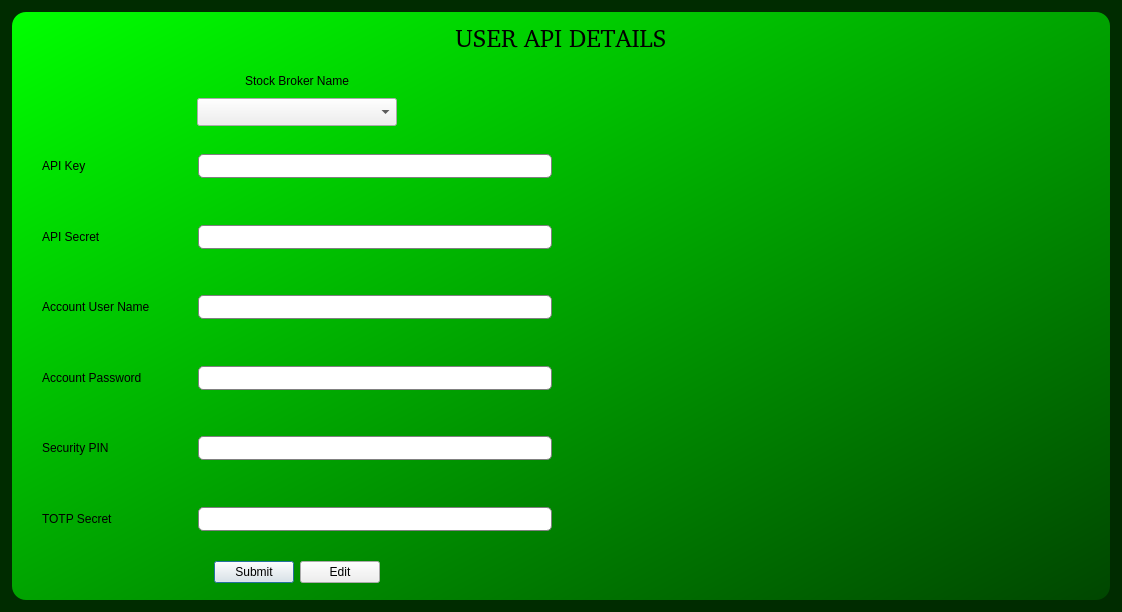
Old version of the form Libs/UI/Raw/api_inp_dialog.ui in the repository Tuhin-thinks/TradeXCB-OMS.
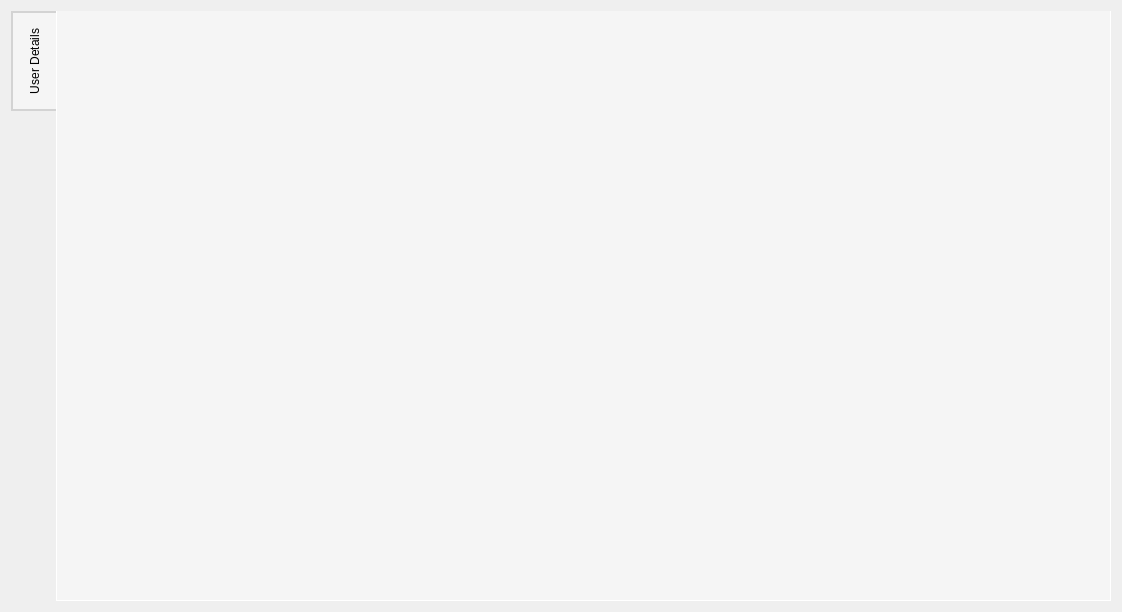
New version of the form. Icons and pictures are not drawn.

Commit message: - Added Positions grouping dialog - Added live OrderManagerTable.py - Cleared context menu event from oi data table - Added multi client tab - database code for handling multiclient api details - Added multi-process setup for tradexcb algo - Integrated positions file updating (mapped to correct path) - Added unchanged algo from CLI code

```diff
--- a/Libs/UI/Raw/api_inp_dialog.ui
+++ b/Libs/UI/Raw/api_inp_dialog.ui
@@ -16,1337 +16,44 @@
     <height>0</height>
    </size>
   </property>
-  <property name="palette">
-   <palette>
-    <active>
-     <colorrole role="WindowText">
-      <brush brushstyle="SolidPattern">
-       <color alpha="255">
-        <red>0</red>
-        <green>255</green>
-        <blue>0</blue>
-       </color>
-      </brush>
-     </colorrole>
-     <colorrole role="Button">
-      <brush brushstyle="SolidPattern">
-       <color alpha="255">
-        <red>83</red>
-        <green>83</green>
-        <blue>83</blue>
-       </color>
-      </brush>
-     </colorrole>
-     <colorrole role="Light">
-      <brush brushstyle="SolidPattern">
-       <color alpha="255">
-        <red>0</red>
-        <green>214</green>
-        <blue>0</blue>
-       </color>
-      </brush>
-     </colorrole>
-     <colorrole role="Midlight">
-      <brush brushstyle="SolidPattern">
-       <color alpha="255">
-        <red>0</red>
-        <green>70</green>
-        <blue>0</blue>
-       </color>
-      </brush>
-     </colorrole>
-     <colorrole role="Dark">
-      <brush brushstyle="SolidPattern">
-       <color alpha="255">
-        <red>0</red>
-        <green>0</green>
-        <blue>0</blue>
-       </color>
-      </brush>
-     </colorrole>
-     <colorrole role="Mid">
-      <brush brushstyle="SolidPattern">
-       <color alpha="255">
-        <red>77</red>
-        <green>77</green>
-        <blue>77</blue>
-       </color>
-      </brush>
-     </colorrole>
-     <colorrole role="Text">
-      <brush brushstyle="SolidPattern">
-       <color alpha="255">
-        <red>0</red>
-        <green>255</green>
-        <blue>0</blue>
-       </color>
-      </brush>
-     </colorrole>
-     <colorrole role="BrightText">
-      <brush brushstyle="SolidPattern">
-       <color alpha="255">
-        <red>85</red>
-        <green>170</green>
-        <blue>255</blue>
-       </color>
-      </brush>
-     </colorrole>
-     <colorrole role="ButtonText">
-      <brush brushstyle="SolidPattern">
-       <color alpha="255">
-        <red>85</red>
-        <green>255</green>
-        <blue>0</blue>
-       </color>
-      </brush>
-     </colorrole>
-     <colorrole role="Base">
-      <brush brushstyle="SolidPattern">
-       <color alpha="255">
-        <red>68</red>
-        <green>68</green>
-        <blue>68</blue>
-       </color>
-      </brush>
-     </colorrole>
-     <colorrole role="Window">
-      <brush brushstyle="SolidPattern">
-       <color alpha="255">
-        <red>0</red>
-        <green>0</green>
-        <blue>0</blue>
-       </color>
-      </brush>
-     </colorrole>
-     <colorrole role="Shadow">
-      <brush brushstyle="SolidPattern">
-       <color alpha="255">
-        <red>0</red>
-        <green>0</green>
-        <blue>0</blue>
-       </color>
-      </brush>
-     </colorrole>
-     <colorrole role="Highlight">
-      <brush brushstyle="SolidPattern">
-       <color alpha="255">
-        <red>0</red>
-        <green>255</green>
-        <blue>127</blue>
-       </color>
-      </brush>
-     </colorrole>
-     <colorrole role="HighlightedText">
-      <brush brushstyle="SolidPattern">
-       <color alpha="255">
-        <red>0</red>
-        <green>0</green>
-        <blue>0</blue>
-       </color>
-      </brush>
-     </colorrole>
-     <colorrole role="AlternateBase">
-      <brush brushstyle="SolidPattern">
-       <color alpha="255">
-        <red>0</red>
-        <green>0</green>
-        <blue>0</blue>
-       </color>
-      </brush>
-     </colorrole>
-     <colorrole role="ToolTipBase">
-      <brush brushstyle="SolidPattern">
-       <color alpha="255">
-        <red>255</red>
-        <green>255</green>
-        <blue>220</blue>
-       </color>
-      </brush>
-     </colorrole>
-     <colorrole role="ToolTipText">
-      <brush brushstyle="SolidPattern">
-       <color alpha="255">
-        <red>0</red>
-        <green>0</green>
-        <blue>0</blue>
-       </color>
-      </brush>
-     </colorrole>
-     <colorrole role="PlaceholderText">
-      <brush brushstyle="SolidPattern">
-       <color alpha="128">
-        <red>85</red>
-        <green>255</green>
-        <blue>0</blue>
-       </color>
-      </brush>
-     </colorrole>
-    </active>
-    <inactive>
-     <colorrole role="WindowText">
-      <brush brushstyle="SolidPattern">
-       <color alpha="255">
-        <red>212</red>
-        <green>212</green>
-        <blue>212</blue>
-       </color>
-      </brush>
-     </colorrole>
-     <colorrole role="Button">
-      <brush brushstyle="SolidPattern">
-       <color alpha="255">
-        <red>64</red>
-        <green>64</green>
-        <blue>64</blue>
-       </color>
-      </brush>
-     </colorrole>
-     <colorrole role="Light">
-      <brush brushstyle="SolidPattern">
-       <color alpha="255">
-        <red>0</red>
-        <green>214</green>
-        <blue>0</blue>
-       </color>
-      </brush>
-     </colorrole>
-     <colorrole role="Midlight">
-      <brush brushstyle="SolidPattern">
-       <color alpha="255">
-        <red>64</red>
-        <green>64</green>
-        <blue>64</blue>
-       </color>
-      </brush>
-     </colorrole>
-     <colorrole role="Dark">
-      <brush brushstyle="SolidPattern">
-       <color alpha="255">
-        <red>0</red>
-        <green>0</green>
-        <blue>0</blue>
-       </color>
-      </brush>
-     </colorrole>
-     <colorrole role="Mid">
-      <brush brushstyle="SolidPattern">
-       <color alpha="255">
-        <red>77</red>
-        <green>77</green>
-        <blue>77</blue>
-       </color>
-      </brush>
-     </colorrole>
-     <colorrole role="Text">
-      <brush brushstyle="SolidPattern">
-       <color alpha="255">
-        <red>255</red>
-        <green>255</green>
-        <blue>255</blue>
-       </color>
-      </brush>
-     </colorrole>
-     <colorrole role="BrightText">
-      <brush brushstyle="SolidPattern">
-       <color alpha="255">
-        <red>85</red>
-        <green>170</green>
-        <blue>255</blue>
-       </color>
-      </brush>
-     </colorrole>
-     <colorrole role="ButtonText">
-      <brush brushstyle="SolidPattern">
-       <color alpha="255">
-        <red>85</red>
-        <green>255</green>
-        <blue>0</blue>
-       </color>
-      </brush>
-     </colorrole>
-     <colorrole role="Base">
-      <brush brushstyle="SolidPattern">
-       <color alpha="255">
-        <red>64</red>
-        <green>64</green>
-        <blue>64</blue>
-       </color>
-      </brush>
-     </colorrole>
-     <colorrole role="Window">
-      <brush brushstyle="SolidPattern">
-       <color alpha="255">
-        <red>0</red>
-        <green>44</green>
-        <blue>0</blue>
-       </color>
-      </brush>
-     </colorrole>
-     <colorrole role="Shadow">
-      <brush brushstyle="SolidPattern">
-       <color alpha="255">
-        <red>0</red>
-        <green>0</green>
-        <blue>0</blue>
-       </color>
-      </brush>
-     </colorrole>
-     <colorrole role="Highlight">
-      <brush brushstyle="SolidPattern">
-       <color alpha="255">
-        <red>43</red>
-        <green>43</green>
-        <blue>43</blue>
-       </color>
-      </brush>
-     </colorrole>
-     <colorrole role="HighlightedText">
-      <brush brushstyle="SolidPattern">
-       <color alpha="255">
-        <red>255</red>
-        <green>255</green>
-        <blue>255</blue>
-       </color>
-      </brush>
-     </colorrole>
-     <colorrole role="AlternateBase">
-      <brush brushstyle="SolidPattern">
-       <color alpha="255">
-        <red>0</red>
-        <green>0</green>
-        <blue>0</blue>
-       </color>
-      </brush>
-     </colorrole>
-     <colorrole role="ToolTipBase">
-      <brush brushstyle="SolidPattern">
-       <color alpha="255">
-        <red>255</red>
-        <green>255</green>
-        <blue>220</blue>
-       </color>
-      </brush>
-     </colorrole>
-     <colorrole role="ToolTipText">
-      <brush brushstyle="SolidPattern">
-       <color alpha="255">
-        <red>0</red>
-        <green>0</green>
-        <blue>0</blue>
-       </color>
-      </brush>
-     </colorrole>
-     <colorrole role="PlaceholderText">
-      <brush brushstyle="SolidPattern">
-       <color alpha="128">
-        <red>255</red>
-        <green>255</green>
-        <blue>255</blue>
-       </color>
-      </brush>
-     </colorrole>
-    </inactive>
-    <disabled>
-     <colorrole role="WindowText">
-      <brush brushstyle="SolidPattern">
-       <color alpha="255">
-        <red>217</red>
-        <green>217</green>
-        <blue>217</blue>
-       </color>
-      </brush>
-     </colorrole>
-     <colorrole role="Button">
-      <brush brushstyle="SolidPattern">
-       <color alpha="255">
-        <red>81</red>
-        <green>81</green>
-        <blue>81</blue>
-       </color>
-      </brush>
-     </colorrole>
-     <colorrole role="Light">
-      <brush brushstyle="SolidPattern">
-       <color alpha="255">
-        <red>0</red>
-        <green>214</green>
-        <blue>0</blue>
-       </color>
-      </brush>
-     </colorrole>
-     <colorrole role="Midlight">
-      <brush brushstyle="SolidPattern">
-       <color alpha="255">
-        <red>0</red>
-        <green>0</green>
-        <blue>0</blue>
-       </color>
-      </brush>
-     </colorrole>
-     <colorrole role="Dark">
-      <brush brushstyle="SolidPattern">
-       <color alpha="255">
-        <red>0</red>
-        <green>0</green>
-        <blue>0</blue>
-       </color>
-      </brush>
-     </colorrole>
-     <colorrole role="Mid">
-      <brush brushstyle="SolidPattern">
-       <color alpha="255">
-        <red>77</red>
-        <green>77</green>
-        <blue>77</blue>
-       </color>
-      </brush>
-     </colorrole>
-     <colorrole role="Text">
-      <brush brushstyle="SolidPattern">
-       <color alpha="255">
-        <red>0</red>
-        <green>0</green>
-        <blue>0</blue>
-       </color>
-      </brush>
-     </colorrole>
-     <colorrole role="BrightText">
-      <brush brushstyle="SolidPattern">
-       <color alpha="255">
-        <red>85</red>
-        <green>170</green>
-        <blue>255</blue>
-       </color>
-      </brush>
-     </colorrole>
-     <colorrole role="ButtonText">
-      <brush brushstyle="SolidPattern">
-       <color alpha="255">
-        <red>217</red>
-        <green>217</green>
-        <blue>217</blue>
-       </color>
-      </brush>
-     </colorrole>
-     <colorrole role="Base">
-      <brush brushstyle="SolidPattern">
-       <color alpha="255">
-        <red>109</red>
-        <green>109</green>
-        <blue>109</blue>
-       </color>
-      </brush>
-     </colorrole>
-     <colorrole role="Window">
-      <brush brushstyle="SolidPattern">
-       <color alpha="255">
-        <red>0</red>
-        <green>57</green>
-        <blue>0</blue>
-       </color>
-      </brush>
-     </colorrole>
-     <colorrole role="Shadow">
-      <brush brushstyle="SolidPattern">
-       <color alpha="255">
-        <red>0</red>
-        <green>0</green>
-        <blue>0</blue>
-       </color>
-      </brush>
-     </colorrole>
-     <colorrole role="Highlight">
-      <brush brushstyle="SolidPattern">
-       <color alpha="255">
-        <red>145</red>
-        <green>145</green>
-        <blue>145</blue>
-       </color>
-      </brush>
-     </colorrole>
-     <colorrole role="HighlightedText">
-      <brush brushstyle="SolidPattern">
-       <color alpha="255">
-        <red>255</red>
-        <green>255</green>
-        <blue>255</blue>
-       </color>
-      </brush>
-     </colorrole>
-     <colorrole role="AlternateBase">
-      <brush brushstyle="SolidPattern">
-       <color alpha="255">
-        <red>0</red>
-        <green>0</green>
-        <blue>0</blue>
-       </color>
-      </brush>
-     </colorrole>
-     <colorrole role="ToolTipBase">
-      <brush brushstyle="SolidPattern">
-       <color alpha="255">
-        <red>255</red>
-        <green>255</green>
-        <blue>220</blue>
-       </color>
-      </brush>
-     </colorrole>
-     <colorrole role="ToolTipText">
-      <brush brushstyle="SolidPattern">
-       <color alpha="255">
-        <red>0</red>
-        <green>0</green>
-        <blue>0</blue>
-       </color>
-      </brush>
-     </colorrole>
-     <colorrole role="PlaceholderText">
-      <brush brushstyle="SolidPattern">
-       <color alpha="128">
-        <red>255</red>
-        <green>255</green>
-        <blue>255</blue>
-       </color>
-      </brush>
-     </colorrole>
-    </disabled>
-   </palette>
-  </property>
   <property name="windowTitle">
    <string>TrendMyFriend - API Details Window</string>
   </property>
+  <property name="styleSheet">
+   <string notr="true">QTabWidget::pane {
+	border: 1px solid white;
+	top:-1px;
+	background: rgb(245, 245, 245);
+}
+QTabBar::tab {
+	background: rgb(230, 230, 230);
+	padding: 15px;
+} 
+QTabBar::tab:selected {
+	background: rgb(245, 245, 245);
+	border: 2px solid lightgrey;
+	border-right: none;
+	margin-right: -1px;
+}
+QTabBar::tab:!selected{
+	margin-left: 5px;
+	border-right: 2px solid lightgrey;
+}</string>
+  </property>
   <layout class="QGridLayout" name="gridLayout">
    <item row="0" column="0">
-    <widget class="QFrame" name="frame_bg_gradient_frame">
-     <property name="palette">
-      <palette>
-       <active>
-        <colorrole role="Button">
-         <brush brushstyle="LinearGradientPattern">
-          <gradient startx="0.000000000000000" starty="0.000000000000000" endx="1.000000000000000" endy="1.000000000000000" type="LinearGradient" spread="ReflectSpread" coordinatemode="ObjectBoundingMode">
-           <gradientstop position="0.000000000000000">
-            <color alpha="255">
-             <red>0</red>
-             <green>255</green>
-             <blue>0</blue>
-            </color>
-           </gradientstop>
-           <gradientstop position="1.000000000000000">
-            <color alpha="255">
-             <red>0</red>
-             <green>70</green>
-             <blue>0</blue>
-            </color>
-           </gradientstop>
-          </gradient>
-         </brush>
-        </colorrole>
-        <colorrole role="Base">
-         <brush brushstyle="LinearGradientPattern">
-          <gradient startx="0.000000000000000" starty="0.000000000000000" endx="1.000000000000000" endy="1.000000000000000" type="LinearGradient" spread="ReflectSpread" coordinatemode="ObjectBoundingMode">
-           <gradientstop position="0.000000000000000">
-            <color alpha="255">
-             <red>0</red>
-             <green>255</green>
-             <blue>0</blue>
-            </color>
-           </gradientstop>
-           <gradientstop position="1.000000000000000">
-            <color alpha="255">
-             <red>0</red>
-             <green>70</green>
-             <blue>0</blue>
-            </color>
-           </gradientstop>
-          </gradient>
-         </brush>
-        </colorrole>
-        <colorrole role="Window">
-         <brush brushstyle="LinearGradientPattern">
-          <gradient startx="0.000000000000000" starty="0.000000000000000" endx="1.000000000000000" endy="1.000000000000000" type="LinearGradient" spread="ReflectSpread" coordinatemode="ObjectBoundingMode">
-           <gradientstop position="0.000000000000000">
-            <color alpha="255">
-             <red>0</red>
-             <green>255</green>
-             <blue>0</blue>
-            </color>
-           </gradientstop>
-           <gradientstop position="1.000000000000000">
-            <color alpha="255">
-             <red>0</red>
-             <green>70</green>
-             <blue>0</blue>
-            </color>
-           </gradientstop>
-          </gradient>
-         </brush>
-        </colorrole>
-       </active>
-       <inactive>
-        <colorrole role="Button">
-         <brush brushstyle="LinearGradientPattern">
-          <gradient startx="0.000000000000000" starty="0.000000000000000" endx="1.000000000000000" endy="1.000000000000000" type="LinearGradient" spread="ReflectSpread" coordinatemode="ObjectBoundingMode">
-           <gradientstop position="0.000000000000000">
-            <color alpha="255">
-             <red>0</red>
-             <green>255</green>
-             <blue>0</blue>
-            </color>
-           </gradientstop>
-           <gradientstop position="1.000000000000000">
-            <color alpha="255">
-             <red>0</red>
-             <green>70</green>
-             <blue>0</blue>
-            </color>
-           </gradientstop>
-          </gradient>
-         </brush>
-        </colorrole>
-        <colorrole role="Base">
-         <brush brushstyle="LinearGradientPattern">
-          <gradient startx="0.000000000000000" starty="0.000000000000000" endx="1.000000000000000" endy="1.000000000000000" type="LinearGradient" spread="ReflectSpread" coordinatemode="ObjectBoundingMode">
-           <gradientstop position="0.000000000000000">
-            <color alpha="255">
-             <red>0</red>
-             <green>255</green>
-             <blue>0</blue>
-            </color>
-           </gradientstop>
-           <gradientstop position="1.000000000000000">
-            <color alpha="255">
-             <red>0</red>
-             <green>70</green>
-             <blue>0</blue>
-            </color>
-           </gradientstop>
-          </gradient>
-         </brush>
-        </colorrole>
-        <colorrole role="Window">
-         <brush brushstyle="LinearGradientPattern">
-          <gradient startx="0.000000000000000" starty="0.000000000000000" endx="1.000000000000000" endy="1.000000000000000" type="LinearGradient" spread="ReflectSpread" coordinatemode="ObjectBoundingMode">
-           <gradientstop position="0.000000000000000">
-            <color alpha="255">
-             <red>0</red>
-             <green>255</green>
-             <blue>0</blue>
-            </color>
-           </gradientstop>
-           <gradientstop position="1.000000000000000">
-            <color alpha="255">
-             <red>0</red>
-             <green>70</green>
-             <blue>0</blue>
-            </color>
-           </gradientstop>
-          </gradient>
-         </brush>
-        </colorrole>
-       </inactive>
-       <disabled>
-        <colorrole role="Button">
-         <brush brushstyle="LinearGradientPattern">
-          <gradient startx="0.000000000000000" starty="0.000000000000000" endx="1.000000000000000" endy="1.000000000000000" type="LinearGradient" spread="ReflectSpread" coordinatemode="ObjectBoundingMode">
-           <gradientstop position="0.000000000000000">
-            <color alpha="255">
-             <red>0</red>
-             <green>255</green>
-             <blue>0</blue>
-            </color>
-           </gradientstop>
-           <gradientstop position="1.000000000000000">
-            <color alpha="255">
-             <red>0</red>
-             <green>70</green>
-             <blue>0</blue>
-            </color>
-           </gradientstop>
-          </gradient>
-         </brush>
-        </colorrole>
-        <colorrole role="Base">
-         <brush brushstyle="LinearGradientPattern">
-          <gradient startx="0.000000000000000" starty="0.000000000000000" endx="1.000000000000000" endy="1.000000000000000" type="LinearGradient" spread="ReflectSpread" coordinatemode="ObjectBoundingMode">
-           <gradientstop position="0.000000000000000">
-            <color alpha="255">
-             <red>0</red>
-             <green>255</green>
-             <blue>0</blue>
-            </color>
-           </gradientstop>
-           <gradientstop position="1.000000000000000">
-            <color alpha="255">
-             <red>0</red>
-             <green>70</green>
-             <blue>0</blue>
-            </color>
-           </gradientstop>
-          </gradient>
-         </brush>
-        </colorrole>
-        <colorrole role="Window">
-         <brush brushstyle="LinearGradientPattern">
-          <gradient startx="0.000000000000000" starty="0.000000000000000" endx="1.000000000000000" endy="1.000000000000000" type="LinearGradient" spread="ReflectSpread" coordinatemode="ObjectBoundingMode">
-           <gradientstop position="0.000000000000000">
-            <color alpha="255">
-             <red>0</red>
-             <green>255</green>
-             <blue>0</blue>
-            </color>
-           </gradientstop>
-           <gradientstop position="1.000000000000000">
-            <color alpha="255">
-             <red>0</red>
-             <green>70</green>
-             <blue>0</blue>
-            </color>
-           </gradientstop>
-          </gradient>
-         </brush>
-        </colorrole>
-       </disabled>
-      </palette>
+    <widget class="QTabWidget" name="tabWidget">
+     <property name="tabPosition">
+      <enum>QTabWidget::West</enum>
      </property>
-     <property name="styleSheet">
-      <string notr="true">#frame_bg_gradient_frame{
-	background-color:qlineargradient(spread:reflect, x1:0, y1:0, x2:1, y2:1, stop:0 #00ff00, stop:1 #004600); 
-	border:2px outset transparent;
-	border-radius: 15px 15px 15px 5px;
-	background-repeat: 0;
-	background-position: center;
-}</string>
+     <property name="currentIndex">
+      <number>0</number>
      </property>
-     <property name="frameShape">
-      <enum>QFrame::NoFrame</enum>
-     </property>
-     <property name="frameShadow">
-      <enum>QFrame::Raised</enum>
-     </property>
-     <layout class="QGridLayout" name="gridLayout_5">
-      <item row="1" column="0">
-       <widget class="QFrame" name="frame_api_details_inp">
-        <property name="maximumSize">
-         <size>
-          <width>550</width>
-          <height>16777215</height>
-         </size>
-        </property>
-        <property name="styleSheet">
-         <string notr="true">#frame_api_details_inp{
-border:2px outset transparent;
-	border-radius: 15px 15px 15px 5px;
-}
-#frame_api_details_inp QLabel{
-	color: black;
-	
-	font: 10pt &quot;Serif&quot;;
-}
-#frame_api_details_inp::hover{
-	background-color: rgba(254, 254, 254, 30); 
-	border:2px outset transparent;
-	border-radius: 15px 15px 15px 5px;
-}
-.QLineEdit{
-	border: 1px solid gray;
-	border-radius: 5px;
-	padding: 0.6ex;
-	font-weight: bold;
-	font: 10pt &quot;Serif&quot;;
-}</string>
-        </property>
-        <property name="frameShape">
-         <enum>QFrame::Box</enum>
-        </property>
-        <property name="frameShadow">
-         <enum>QFrame::Raised</enum>
-        </property>
-        <layout class="QGridLayout" name="gridLayout_20">
-         <property name="topMargin">
-          <number>0</number>
-         </property>
-         <property name="bottomMargin">
-          <number>0</number>
-         </property>
-         <property name="verticalSpacing">
-          <number>2</number>
-         </property>
-         <item row="2" column="0">
-          <widget class="QFrame" name="frame_api_buttons">
-           <property name="frameShape">
-            <enum>QFrame::NoFrame</enum>
-           </property>
-           <property name="frameShadow">
-            <enum>QFrame::Raised</enum>
-           </property>
-           <layout class="QHBoxLayout" name="horizontalLayout_2">
-            <property name="spacing">
-             <number>6</number>
-            </property>
-            <property name="leftMargin">
-             <number>0</number>
-            </property>
-            <property name="topMargin">
-             <number>5</number>
-            </property>
-            <property name="rightMargin">
-             <number>0</number>
-            </property>
-            <property name="bottomMargin">
-             <number>5</number>
-            </property>
-            <item>
-             <spacer name="horizontalSpacer">
-              <property name="orientation">
-               <enum>Qt::Horizontal</enum>
-              </property>
-              <property name="sizeHint" stdset="0">
-               <size>
-                <width>40</width>
-                <height>20</height>
-               </size>
-              </property>
-             </spacer>
-            </item>
-            <item>
-             <widget class="QPushButton" name="pushButton_submit_api_details">
-              <property name="maximumSize">
-               <size>
-                <width>179</width>
-                <height>30</height>
-               </size>
-              </property>
-              <property name="text">
-               <string>Submit</string>
-              </property>
-              <property name="icon">
-               <iconset resource="../../../../BACKUPS/backup_pyqt5-version/Libs/UI/icons/icons.qrc">
-                <normaloff>:/icons/submit.png</normaloff>:/icons/submit.png</iconset>
-              </property>
-             </widget>
-            </item>
-            <item>
-             <widget class="QPushButton" name="pushButton_edit_api_details">
-              <property name="maximumSize">
-               <size>
-                <width>179</width>
-                <height>30</height>
-               </size>
-              </property>
-              <property name="text">
-               <string>Edit</string>
-              </property>
-              <property name="icon">
-               <iconset resource="../../../../BACKUPS/backup_pyqt5-version/Libs/UI/icons/icons.qrc">
-                <normaloff>:/icons/edit.png</normaloff>:/icons/edit.png</iconset>
-              </property>
-             </widget>
-            </item>
-            <item>
-             <spacer name="horizontalSpacer_2">
-              <property name="orientation">
-               <enum>Qt::Horizontal</enum>
-              </property>
-              <property name="sizeType">
-               <enum>QSizePolicy::Expanding</enum>
-              </property>
-              <property name="sizeHint" stdset="0">
-               <size>
-                <width>40</width>
-                <height>20</height>
-               </size>
-              </property>
-             </spacer>
-            </item>
-           </layout>
-          </widget>
-         </item>
-         <item row="0" column="0">
-          <widget class="QFrame" name="frame_api_inp_fields">
-           <property name="sizePolicy">
-            <sizepolicy hsizetype="Preferred" vsizetype="Expanding">
-             <horstretch>0</horstretch>
-             <verstretch>0</verstretch>
-            </sizepolicy>
-           </property>
-           <property name="frameShape">
-            <enum>QFrame::NoFrame</enum>
-           </property>
-           <property name="frameShadow">
-            <enum>QFrame::Raised</enum>
-           </property>
-           <layout class="QGridLayout" name="gridLayout_23">
-            <property name="leftMargin">
-             <number>0</number>
-            </property>
-            <property name="topMargin">
-             <number>0</number>
-            </property>
-            <property name="rightMargin">
-             <number>0</number>
-            </property>
-            <property name="bottomMargin">
-             <number>0</number>
-            </property>
-            <property name="spacing">
-             <number>0</number>
-            </property>
-            <item row="0" column="0">
-             <widget class="QFrame" name="frame_25">
-              <property name="minimumSize">
-               <size>
-                <width>0</width>
-                <height>70</height>
-               </size>
-              </property>
-              <property name="frameShape">
-               <enum>QFrame::NoFrame</enum>
-              </property>
-              <property name="frameShadow">
-               <enum>QFrame::Raised</enum>
-              </property>
-              <layout class="QGridLayout" name="gridLayout_22">
-               <property name="topMargin">
-                <number>5</number>
-               </property>
-               <property name="bottomMargin">
-                <number>5</number>
-               </property>
-               <property name="verticalSpacing">
-                <number>2</number>
-               </property>
-               <item row="0" column="0">
-                <widget class="QLabel" name="label_7">
-                 <property name="text">
-                  <string>Stock Broker Name</string>
-                 </property>
-                 <property name="alignment">
-                  <set>Qt::AlignCenter</set>
-                 </property>
-                </widget>
-               </item>
-               <item row="1" column="0">
-                <widget class="QComboBox" name="comboBox_stock_broker_name">
-                 <property name="minimumSize">
-                  <size>
-                   <width>0</width>
-                   <height>28</height>
-                  </size>
-                 </property>
-                 <property name="maximumSize">
-                  <size>
-                   <width>200</width>
-                   <height>16777215</height>
-                  </size>
-                 </property>
-                </widget>
-               </item>
-              </layout>
-             </widget>
-            </item>
-            <item row="1" column="0">
-             <widget class="QFrame" name="frame_6">
-              <property name="minimumSize">
-               <size>
-                <width>0</width>
-                <height>70</height>
-               </size>
-              </property>
-              <property name="frameShape">
-               <enum>QFrame::NoFrame</enum>
-              </property>
-              <property name="frameShadow">
-               <enum>QFrame::Raised</enum>
-              </property>
-              <layout class="QGridLayout" name="gridLayout_14">
-               <property name="topMargin">
-                <number>5</number>
-               </property>
-               <property name="bottomMargin">
-                <number>5</number>
-               </property>
-               <property name="verticalSpacing">
-                <number>2</number>
-               </property>
-               <item row="0" column="0">
-                <widget class="QLabel" name="label">
-                 <property name="minimumSize">
-                  <size>
-                   <width>150</width>
-                   <height>0</height>
-                  </size>
-                 </property>
-                 <property name="text">
-                  <string>API Key</string>
-                 </property>
-                </widget>
-               </item>
-               <item row="0" column="1">
-                <widget class="QLineEdit" name="lineEdit_api_key">
-                 <property name="minimumSize">
-                  <size>
-                   <width>0</width>
-                   <height>22</height>
-                  </size>
-                 </property>
-                 <property name="maximumSize">
-                  <size>
-                   <width>16777215</width>
-                   <height>24</height>
-                  </size>
-                 </property>
-                 <property name="echoMode">
-                  <enum>QLineEdit::PasswordEchoOnEdit</enum>
-                 </property>
-                </widget>
-               </item>
-              </layout>
-             </widget>
-            </item>
-            <item row="2" column="0">
-             <widget class="QFrame" name="frame_20">
-              <property name="minimumSize">
-               <size>
-                <width>0</width>
-                <height>70</height>
-               </size>
-              </property>
-              <property name="frameShape">
-               <enum>QFrame::NoFrame</enum>
-              </property>
-              <property name="frameShadow">
-               <enum>QFrame::Raised</enum>
-              </property>
-              <layout class="QGridLayout" name="gridLayout_15">
-               <property name="topMargin">
-                <number>5</number>
-               </property>
-               <property name="bottomMargin">
-                <number>5</number>
-               </property>
-               <property name="verticalSpacing">
-                <number>2</number>
-               </property>
-               <item row="0" column="0">
-                <widget class="QLabel" name="label_2">
-                 <property name="minimumSize">
-                  <size>
-                   <width>150</width>
-                   <height>0</height>
-                  </size>
-                 </property>
-                 <property name="text">
-                  <string>API Secret</string>
-                 </property>
-                </widget>
-               </item>
-               <item row="0" column="1">
-                <widget class="QLineEdit" name="lineEdit_api_secret">
-                 <property name="minimumSize">
-                  <size>
-                   <width>0</width>
-                   <height>22</height>
-                  </size>
-                 </property>
-                 <property name="maximumSize">
-                  <size>
-                   <width>16777215</width>
-                   <height>24</height>
-                  </size>
-                 </property>
-                 <property name="echoMode">
-                  <enum>QLineEdit::PasswordEchoOnEdit</enum>
-                 </property>
-                </widget>
-               </item>
-              </layout>
-             </widget>
-            </item>
-            <item row="3" column="0">
-             <widget class="QFrame" name="frame_21">
-              <property name="minimumSize">
-               <size>
-                <width>0</width>
-                <height>70</height>
-               </size>
-              </property>
-              <property name="frameShape">
-               <enum>QFrame::NoFrame</enum>
-              </property>
-              <property name="frameShadow">
-               <enum>QFrame::Raised</enum>
-              </property>
-              <layout class="QGridLayout" name="gridLayout_16">
-               <property name="topMargin">
-                <number>5</number>
-               </property>
-               <property name="bottomMargin">
-                <number>5</number>
-               </property>
-               <property name="verticalSpacing">
-                <number>2</number>
-               </property>
-               <item row="0" column="0">
-                <widget class="QLabel" name="label_3">
-                 <property name="minimumSize">
-                  <size>
-                   <width>150</width>
-                   <height>0</height>
-                  </size>
-                 </property>
-                 <property name="text">
-                  <string>Account User Name</string>
-                 </property>
-                </widget>
-               </item>
-               <item row="0" column="1">
-                <widget class="QLineEdit" name="lineEdit_account_userName">
-                 <property name="minimumSize">
-                  <size>
-                   <width>0</width>
-                   <height>22</height>
-                  </size>
-                 </property>
-                 <property name="maximumSize">
-                  <size>
-                   <width>16777215</width>
-                   <height>24</height>
-                  </size>
-                 </property>
-                 <property name="echoMode">
-                  <enum>QLineEdit::PasswordEchoOnEdit</enum>
-                 </property>
-                </widget>
-               </item>
-              </layout>
-             </widget>
-            </item>
-            <item row="4" column="0">
-             <widget class="QFrame" name="frame_22">
-              <property name="minimumSize">
-               <size>
-                <width>0</width>
-                <height>70</height>
-               </size>
-              </property>
-              <property name="frameShape">
-               <enum>QFrame::NoFrame</enum>
-              </property>
-              <property name="frameShadow">
-               <enum>QFrame::Raised</enum>
-              </property>
-              <layout class="QGridLayout" name="gridLayout_17">
-               <property name="topMargin">
-                <number>5</number>
-               </property>
-               <property name="bottomMargin">
-                <number>5</number>
-               </property>
-               <property name="verticalSpacing">
-                <number>2</number>
-               </property>
-               <item row="0" column="0">
-                <widget class="QLabel" name="label_4">
-                 <property name="minimumSize">
-                  <size>
-                   <width>150</width>
-                   <height>0</height>
-                  </size>
-                 </property>
-                 <property name="text">
-                  <string>Account Password</string>
-                 </property>
-                </widget>
-               </item>
-               <item row="0" column="1">
-                <widget class="QLineEdit" name="lineEdit_account_password">
-                 <property name="minimumSize">
-                  <size>
-                   <width>0</width>
-                   <height>22</height>
-                  </size>
-                 </property>
-                 <property name="maximumSize">
-                  <size>
-                   <width>16777215</width>
-                   <height>24</height>
-                  </size>
-                 </property>
-                 <property name="echoMode">
-                  <enum>QLineEdit::PasswordEchoOnEdit</enum>
-                 </property>
-                </widget>
-               </item>
-              </layout>
-             </widget>
-            </item>
-            <item row="5" column="0">
-             <widget class="QFrame" name="frame_23">
-              <property name="minimumSize">
-               <size>
-                <width>0</width>
-                <height>70</height>
-               </size>
-              </property>
-              <property name="frameShape">
-               <enum>QFrame::NoFrame</enum>
-              </property>
-              <property name="frameShadow">
-               <enum>QFrame::Raised</enum>
-              </property>
-              <layout class="QGridLayout" name="gridLayout_18">
-               <property name="topMargin">
-                <number>5</number>
-               </property>
-               <property name="bottomMargin">
-                <number>5</number>
-               </property>
-               <property name="verticalSpacing">
-                <number>2</number>
-               </property>
-               <item row="0" column="0">
-                <widget class="QLabel" name="label_5">
-                 <property name="minimumSize">
-                  <size>
-                   <width>150</width>
-                   <height>0</height>
-                  </size>
-                 </property>
-                 <property name="text">
-                  <string>Security PIN</string>
-                 </property>
-                </widget>
-               </item>
-               <item row="0" column="1">
-                <widget class="QLineEdit" name="lineEdit_account_sec_pin">
-                 <property name="minimumSize">
-                  <size>
-                   <width>0</width>
-                   <height>22</height>
-                  </size>
-                 </property>
-                 <property name="maximumSize">
-                  <size>
-                   <width>16777215</width>
-                   <height>24</height>
-                  </size>
-                 </property>
-                 <property name="echoMode">
-                  <enum>QLineEdit::PasswordEchoOnEdit</enum>
-                 </property>
-                </widget>
-               </item>
-              </layout>
-             </widget>
-            </item>
-            <item row="6" column="0">
-             <widget class="QFrame" name="frame_24">
-              <property name="minimumSize">
-               <size>
-                <width>0</width>
-                <height>70</height>
-               </size>
-              </property>
-              <property name="frameShape">
-               <enum>QFrame::NoFrame</enum>
-              </property>
-              <property name="frameShadow">
-               <enum>QFrame::Raised</enum>
-              </property>
-              <layout class="QGridLayout" name="gridLayout_19">
-               <property name="topMargin">
-                <number>5</number>
-               </property>
-               <property name="bottomMargin">
-                <number>5</number>
-               </property>
-               <property name="verticalSpacing">
-                <number>2</number>
-               </property>
-               <item row="0" column="0">
-                <widget class="QLabel" name="label_6">
-                 <property name="minimumSize">
-                  <size>
-                   <width>150</width>
-                   <height>0</height>
-                  </size>
-                 </property>
-                 <property name="text">
-                  <string>TOTP Secret</string>
-                 </property>
-                </widget>
-               </item>
-               <item row="0" column="1">
-                <widget class="QLineEdit" name="lineEdit_totp_secret">
-                 <property name="minimumSize">
-                  <size>
-                   <width>0</width>
-                   <height>22</height>
-                  </size>
-                 </property>
-                 <property name="maximumSize">
-                  <size>
-                   <width>16777215</width>
-                   <height>24</height>
-                  </size>
-                 </property>
-                 <property name="echoMode">
-                  <enum>QLineEdit::PasswordEchoOnEdit</enum>
-                 </property>
-                </widget>
-               </item>
-              </layout>
-             </widget>
-            </item>
-           </layout>
-          </widget>
-         </item>
-        </layout>
-       </widget>
-      </item>
-      <item row="1" column="1">
-       <widget class="QFrame" name="frame_logo">
-        <property name="minimumSize">
-         <size>
-          <width>430</width>
-          <height>0</height>
-         </size>
-        </property>
-        <property name="styleSheet">
-         <string notr="true">#frame_logo{
-	border: 5px solid transparent;
-	border-radius: 10px;
-}</string>
-        </property>
-        <property name="frameShape">
-         <enum>QFrame::NoFrame</enum>
-        </property>
-        <property name="frameShadow">
-         <enum>QFrame::Raised</enum>
-        </property>
-        <layout class="QGridLayout" name="gridLayout_21"/>
-       </widget>
-      </item>
-      <item row="0" column="0" colspan="2">
-       <widget class="QLabel" name="label_8">
-        <property name="font">
-         <font>
-          <family>URW Bookman [urw]</family>
-          <pointsize>19</pointsize>
-          <weight>50</weight>
-          <bold>false</bold>
-          <stylestrategy>PreferAntialias</stylestrategy>
-         </font>
-        </property>
-        <property name="text">
-         <string>USER API DETAILS</string>
-        </property>
-        <property name="alignment">
-         <set>Qt::AlignCenter</set>
-        </property>
-       </widget>
-      </item>
-     </layout>
+     <widget class="QWidget" name="tab">
+      <attribute name="title">
+       <string>User Details</string>
+      </attribute>
+     </widget>
     </widget>
    </item>
   </layout>
```
The commit also changes 86 other files.
